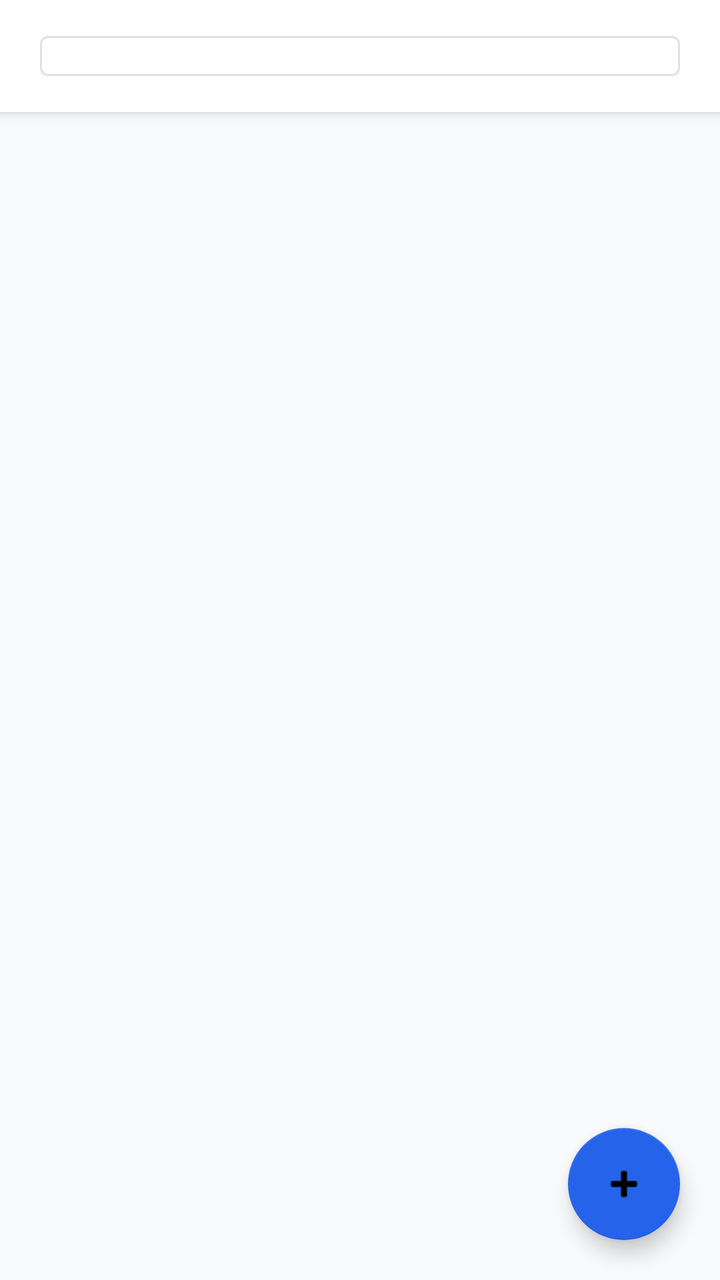
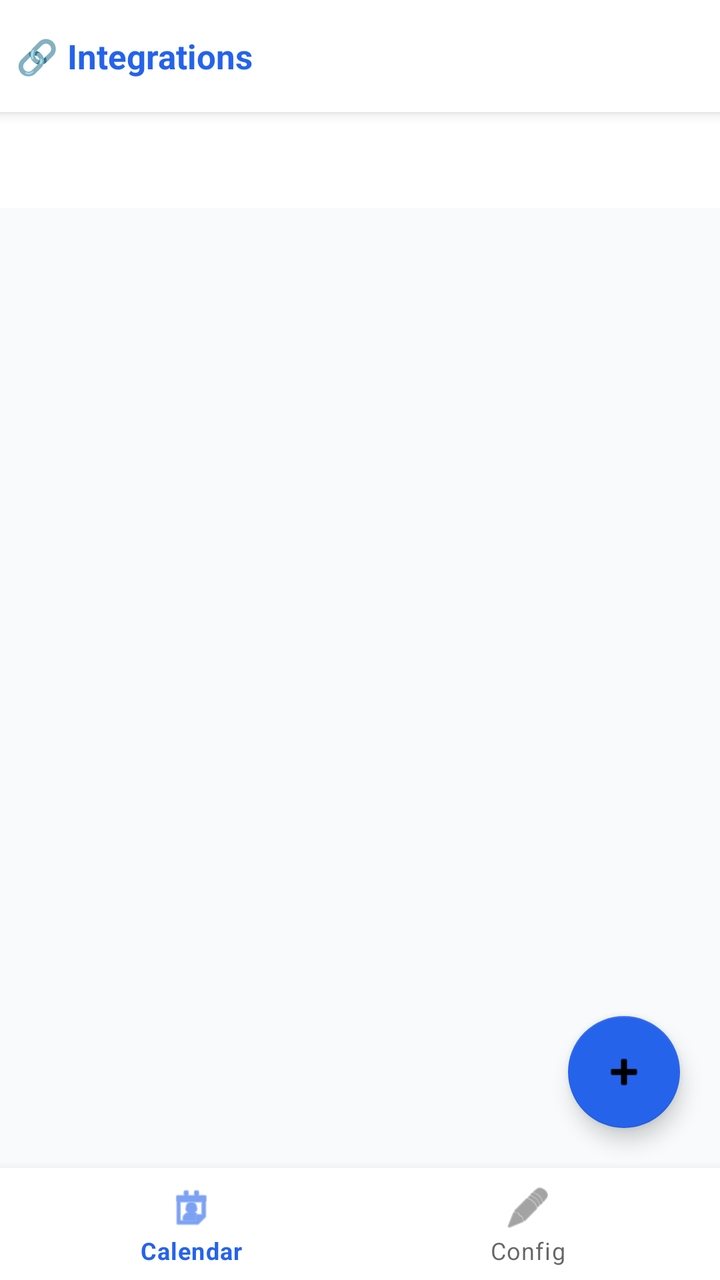

An Android layout rendered at two revisions. The XML below is the earlier revision; the diff shows what the commit changed to produce the second picture.
<!-- AndroidManifest.xml: application theme Theme.ExpenseOS -->
<!-- res/layout/activity_integrations.xml -->
<?xml version="1.0" encoding="utf-8"?>
<androidx.coordinatorlayout.widget.CoordinatorLayout xmlns:android="http://schemas.android.com/apk/res/android"
    xmlns:app="http://schemas.android.com/apk/res-auto"
    android:layout_width="match_parent"
    android:layout_height="match_parent"
    android:background="@color/bg">

    <LinearLayout
        android:layout_width="match_parent"
        android:layout_height="match_parent"
        android:orientation="vertical">

        <LinearLayout
            android:layout_width="match_parent"
            android:layout_height="56dp"
            android:background="@color/nav_bg"
            android:elevation="4dp"
            android:gravity="center_vertical"
            android:orientation="horizontal"
            android:paddingHorizontal="8dp">

            <Button
                android:id="@+id/btnGoogleConnect"
                style="@style/Widget.MaterialComponents.Button.OutlinedButton"
                android:layout_width="match_parent"
                android:layout_height="wrap_content"
                android:layout_margin="12dp"
                android:textSize="12sp" />

            <ImageButton
                android:id="@+id/btnIntegrationsBack"
                android:layout_width="36dp"
                android:layout_height="36dp"
                android:background="?attr/selectableItemBackgroundBorderless"
                android:src="@android:drawable/ic_menu_revert"
                android:tint="@color/primary" />

            <TextView
                android:layout_width="0dp"
                android:layout_height="wrap_content"
                android:layout_weight="1"
                android:layout_marginStart="8dp"
                android:text="🔗 Integrations"
                android:textColor="@color/primary"
                android:textSize="17sp"
                android:textStyle="bold" />

            
            <ImageButton
                android:id="@+id/btnOpenCalendar"
                android:layout_width="36dp"
                android:layout_height="36dp"
                android:background="?attr/selectableItemBackgroundBorderless"
                android:src="@android:drawable/ic_menu_my_calendar"
                android:tint="@color/primary" />
        </LinearLayout>

        <TextView
            android:id="@+id/tvNoEvents"
            android:layout_width="match_parent"
            android:layout_height="wrap_content"
            android:layout_marginTop="40dp"
            android:gravity="center"
            android:text="No events yet. Tap + to create one."
            android:textColor="@color/text_muted"
            android:visibility="gone" />

        <androidx.recyclerview.widget.RecyclerView
            android:id="@+id/rvEvents"
            android:layout_width="match_parent"
            android:layout_height="0dp"
            android:layout_weight="1"
            android:padding="8dp" />
    </LinearLayout>

    <com.google.android.material.floatingactionbutton.FloatingActionButton
        android:id="@+id/fabAddEvent"
        android:layout_width="wrap_content"
        android:layout_height="wrap_content"
        android:layout_gravity="bottom|end"
        android:layout_margin="20dp"
        android:contentDescription="Add event"
        android:src="@android:drawable/ic_input_add"
        app:backgroundTint="@color/primary" />

</androidx.coordinatorlayout.widget.CoordinatorLayout>
<!-- resources referenced by this layout -->
<resources>
  <color name="bg">#F8FAFC</color>
  <color name="nav_bg">#FFFFFF</color>
  <color name="primary">#2563EB</color>
  <color name="text_muted">#64748B</color>
  <style name="Theme.ExpenseOS" parent="Theme.MaterialComponents.Light.NoActionBar">
          <item name="colorPrimary">@color/primary</item>
          <item name="colorPrimaryDark">@color/primary_dark</item>
          <item name="colorAccent">@color/primary</item>
          <item name="android:windowBackground">@color/bg</item>
          <item name="android:fontFamily">sans-serif</item>
          <item name="android:statusBarColor">@color/primary_dark</item>
      </style>
  <color name="primary_dark">#1D4ED8</color>
</resources>

<!-- the commit's change to res/layout/activity_integrations.xml (unified diff, before → after) -->
@@ -19,49 +19,30 @@
             android:orientation="horizontal"
             android:paddingHorizontal="8dp">
 
-            <Button
-                android:id="@+id/btnGoogleConnect"
-                style="@style/Widget.MaterialComponents.Button.OutlinedButton"
-                android:layout_width="match_parent"
-                android:layout_height="wrap_content"
-                android:layout_margin="12dp"
-                android:textSize="12sp" />
-
-            <ImageButton
-                android:id="@+id/btnIntegrationsBack"
-                android:layout_width="36dp"
-                android:layout_height="36dp"
-                android:background="?attr/selectableItemBackgroundBorderless"
-                android:src="@android:drawable/ic_menu_revert"
-                android:tint="@color/primary" />
-
             <TextView
                 android:layout_width="0dp"
                 android:layout_height="wrap_content"
                 android:layout_weight="1"
-                android:layout_marginStart="8dp"
                 android:text="🔗 Integrations"
                 android:textColor="@color/primary"
                 android:textSize="17sp"
                 android:textStyle="bold" />
-
-            
-            <ImageButton
-                android:id="@+id/btnOpenCalendar"
-                android:layout_width="36dp"
-                android:layout_height="36dp"
-                android:background="?attr/selectableItemBackgroundBorderless"
-                android:src="@android:drawable/ic_menu_my_calendar"
-                android:tint="@color/primary" />
         </LinearLayout>
 
+        <com.google.android.material.tabs.TabLayout
+            android:id="@+id/tabConfigType"
+            android:layout_width="match_parent"
+            android:layout_height="wrap_content"
+            app:tabIndicatorColor="@color/primary"
+            app:tabSelectedTextColor="@color/primary" />
+
         <TextView
-            android:id="@+id/tvNoEvents"
+            android:id="@+id/tvNoItems"
             android:layout_width="match_parent"
             android:layout_height="wrap_content"
             android:layout_marginTop="40dp"
             android:gravity="center"
-            android:text="No events yet. Tap + to create one."
+            android:text="Nothing here yet. Tap + to create one."
             android:textColor="@color/text_muted"
             android:visibility="gone" />
 
@@ -71,16 +52,22 @@
             android:layout_height="0dp"
             android:layout_weight="1"
             android:padding="8dp" />
+
+        <com.google.android.material.bottomnavigation.BottomNavigationView
+            android:id="@+id/bottomNavIntegrations"
+            android:layout_width="match_parent"
+            android:layout_height="wrap_content"
+            app:menu="@menu/menu_integrations_bottom_nav" />
     </LinearLayout>
 
     <com.google.android.material.floatingactionbutton.FloatingActionButton
-        android:id="@+id/fabAddEvent"
+        android:id="@+id/fabAdd"
         android:layout_width="wrap_content"
         android:layout_height="wrap_content"
         android:layout_gravity="bottom|end"
-        android:layout_margin="20dp"
-        android:contentDescription="Add event"
+        android:layout_marginEnd="20dp"
+        android:layout_marginBottom="76dp"
+        android:contentDescription="Add"
         android:src="@android:drawable/ic_input_add"
         app:backgroundTint="@color/primary" />
-
 </androidx.coordinatorlayout.widget.CoordinatorLayout>
